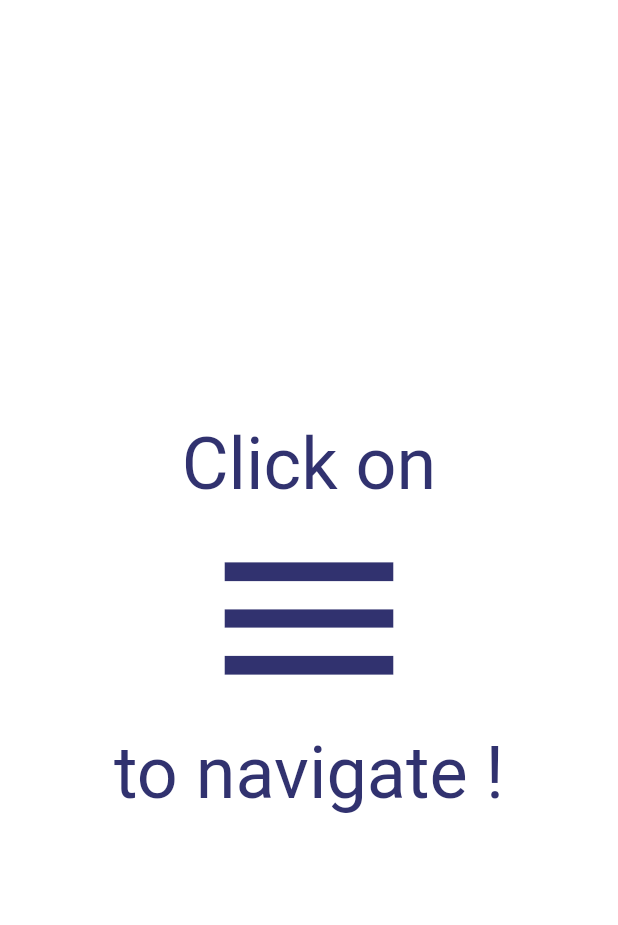
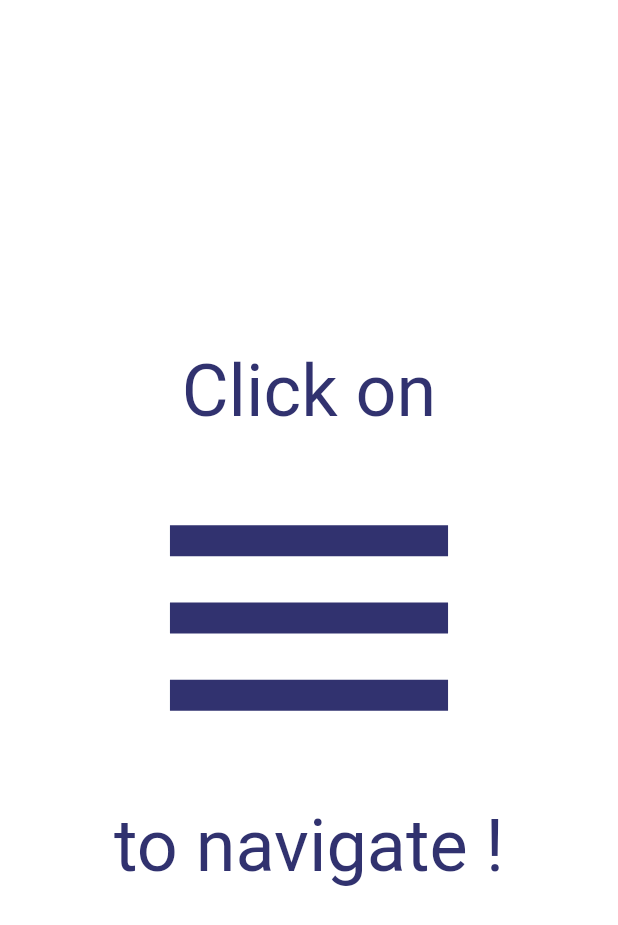
Before and after one commit to kai5899/Wazzifni, a Flutter app: the ServiceProviderHomeView widget shown alone on an empty page, opened directly, on a phone screen of 412 x 824 dp. Shown: the top 925 px of the screen. Run offline on Flutter 3.47's test engine with Material 2 defaults, Android fonts, the light colour scheme and no system bars; our stand-ins replace cloud_firestore, firebase_auth, firebase_core, firebase_storage, flutter_slidable, flutter_switch and 12 more; missing offline and left inert: day_night_switcher, flex_color_picker, geocoder; accounts and stored records are empty; statements that could not run were skipped.

Commit message:
menu animation to the service provider home page

```diff
--- a/lib/Pages/PhoneView.dart
+++ b/lib/Pages/PhoneView.dart
@@ -3,7 +3,6 @@ import 'package:get/get.dart';
 import 'package:locateme/Configuration/FontStyles.dart';
 import 'package:locateme/Configuration/Pallette.dart';
 import 'package:locateme/Controllers/Root.dart';
-import 'package:locateme/Pages/FirstTimeView.dart';
 import 'package:locateme/phonePages/PhonePageOne.dart';
 import 'package:locateme/phonePages/PhonePageThree.dart';
 import 'package:locateme/phonePages/PhonePageTwo.dart';
--- a/lib/Pages/ServiceProviderPages/ServiceProviderHomeView.dart
+++ b/lib/Pages/ServiceProviderPages/ServiceProviderHomeView.dart
@@ -1,9 +1,12 @@
 import 'package:flutter/material.dart';
 import 'package:locateme/Configuration/FontStyles.dart';
 import 'package:get/get.dart';
+import 'package:locateme/Controllers/AppController.dart';
+import 'package:locateme/Widgets/CustomDrawerWidget.dart';
 
 class ServiceProviderHomeView extends StatelessWidget {
-  const ServiceProviderHomeView();
+  ServiceProviderHomeView();
+  final AppController controller = Get.put(AppController());
 
   @override
   Widget build(BuildContext context) {
@@ -19,10 +22,32 @@ class ServiceProviderHomeView extends StatelessWidget {
                 fontColor: context.theme.primaryColor,
               ),
             ),
-            Icon(
-              Icons.menu,
-              size: 150,
-              color: context.theme.primaryColor,
+            // IconButton(
+            //   onPressed: () {
+            //     controller.handleMenuButtonPressed();
+            //   },
+            //   icon: ,
+            // ),
+            GestureDetector(
+              child: ValueListenableBuilder<AdvancedDrawerValue>(
+                valueListenable: controller.drawerController,
+                builder: (context, value, child) {
+                  return AnimatedIcon(
+                      icon: AnimatedIcons.menu_close,
+                      progress: controller.controller,
+                      semanticLabel: 'Show menu',
+                      color: context.theme.primaryColor,
+                      size: Get.height * 0.3);
+                  // Icon(
+                  //   value.visible ? Icons.clear : Icons.menu,
+                  //   color: mainColor,
+                  //   size: 36,
+                  // );
+                },
+              ),
+              onTap: () {
+                controller.handleMenuButtonPressed();
+              },
             ),
             Text(
               "to navigate !",
```
